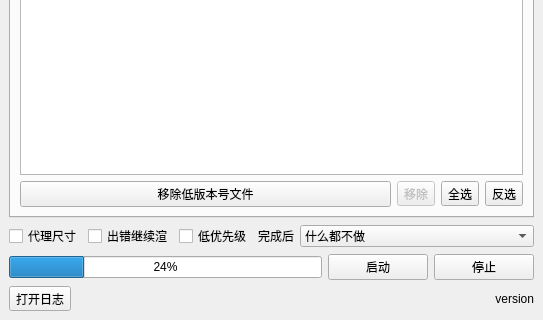
First picture: the form in batchrender.ui, repository NateScarlet/NukeBatchRender, before the edit; both pictures show x 0 to 543 and y 229 to 549 of the 543 by 549 pixel window.
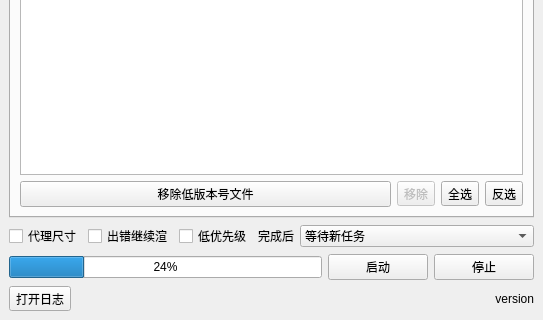
Second picture: the form after the edit.

Commit message: Implement auto start render on queue changed

Patch:
```diff
--- a/batchrender.ui
+++ b/batchrender.ui
@@ -230,7 +230,7 @@
           </property>
           <item>
            <property name="text">
-            <string>什么都不做</string>
+            <string>等待新任务</string>
            </property>
           </item>
           <item>
```
Left out of the diff: 5 changed lines with no effect on the pictures. The commit also changes 2 other files.
